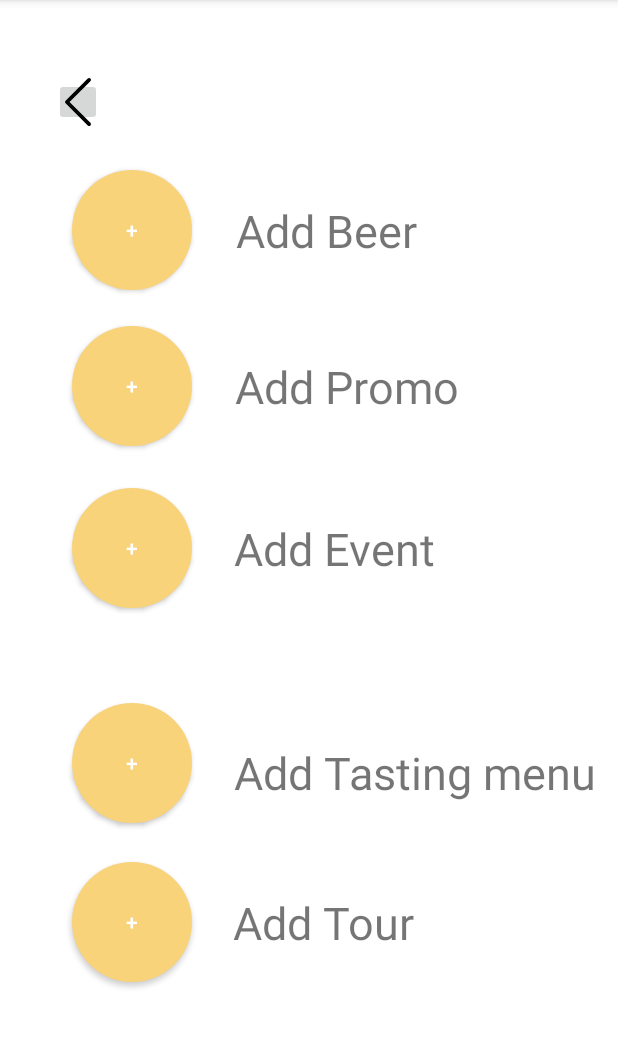
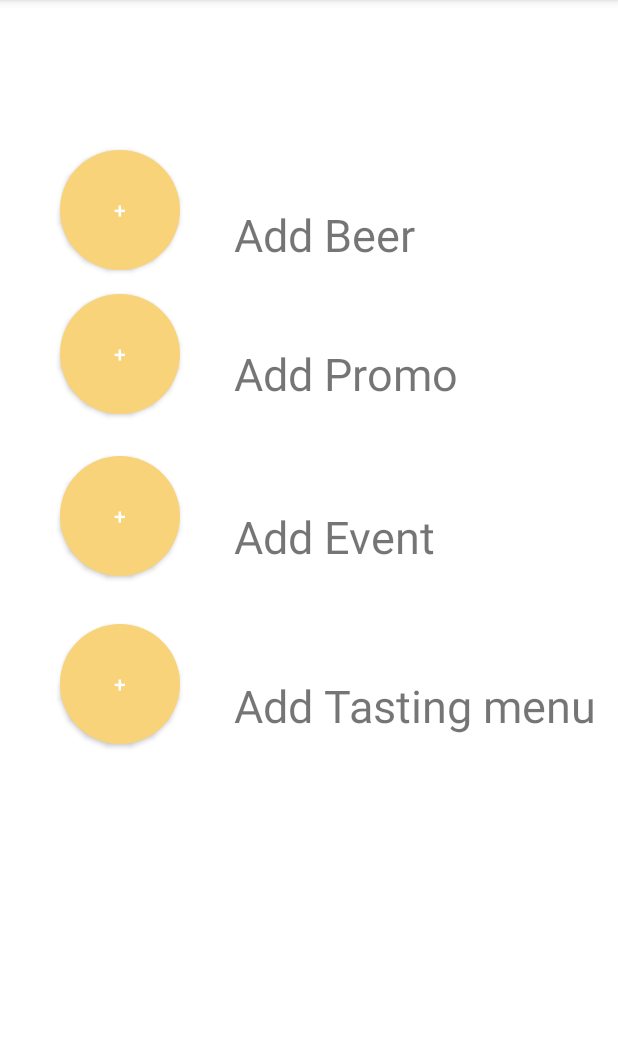
Before and after one commit to AIR-FOI-HR/AIR2001, an Android app: the IzbornikZaDodavanjeActivity screen opened directly, with no data from a screen before it, on a phone screen of 412 x 824 dp, the part 84-1132 px from its top. Run offline under Robolectric (Android 15) with nearby library versions, the phone set to English and light mode, and no system bars.

Commit message:
Ispravljena greška kod izbornika za dodavanje.

```diff
--- a/app/src/main/res/layout/activity_izbornik_za_dodavanje.xml
+++ b/app/src/main/res/layout/activity_izbornik_za_dodavanje.xml
@@ -12,8 +12,8 @@
         android:id="@+id/actionAddBeer"
         android:layout_width="80dp"
         android:layout_height="80dp"
-        android:layout_marginStart="48dp"
-        android:layout_marginTop="113dp"
+        android:layout_marginStart="40dp"
+        android:layout_marginTop="100dp"
         android:background="@drawable/circle_button"
         android:text="+"
         app:layout_constraintStart_toStartOf="parent"
@@ -23,118 +23,77 @@
         android:id="@+id/labelAddPromo"
         android:layout_width="wrap_content"
         android:layout_height="wrap_content"
-        android:layout_marginEnd="106dp"
+        android:layout_marginStart="36dp"
+        android:layout_marginTop="52dp"
         android:text="Add Promo"
         android:textSize="30sp"
-        app:layout_constraintBottom_toBottomOf="@+id/actionAddPromo"
-        app:layout_constraintEnd_toEndOf="parent"
-        app:layout_constraintStart_toStartOf="@+id/labelAddEvent"
-        app:layout_constraintTop_toTopOf="@+id/actionAddPromo" />
-
-    <Button
-        android:id="@+id/actionAddTour"
-        android:layout_width="80dp"
-        android:layout_height="80dp"
-        android:layout_marginBottom="113dp"
-        android:background="@drawable/circle_button"
-        android:text="+"
-        app:layout_constraintBottom_toBottomOf="parent"
-        app:layout_constraintEnd_toEndOf="@+id/actionAddTastingMenu"
-        app:layout_constraintHorizontal_bias="0.0"
-        app:layout_constraintStart_toStartOf="@+id/actionAddTastingMenu" />
+        app:layout_constraintStart_toEndOf="@+id/actionAddPromo"
+        app:layout_constraintTop_toBottomOf="@+id/labelAddBeer" />
 
     <Button
         android:id="@+id/actionAddEvent"
         android:layout_width="80dp"
         android:layout_height="80dp"
+        android:layout_marginStart="40dp"
         android:layout_marginTop="28dp"
         android:background="@drawable/circle_button"
         android:text="+"
-        app:layout_constraintEnd_toEndOf="@+id/actionAddPromo"
-        app:layout_constraintHorizontal_bias="0.0"
-        app:layout_constraintStart_toStartOf="@+id/actionAddPromo"
+        app:layout_constraintStart_toStartOf="parent"
         app:layout_constraintTop_toBottomOf="@+id/actionAddPromo" />
 
     <TextView
-        android:id="@+id/labelAddTour"
+        android:id="@+id/labelAddBeer"
         android:layout_width="wrap_content"
         android:layout_height="wrap_content"
-        android:layout_marginEnd="136dp"
-        android:text="Add Tour"
+        android:layout_marginStart="36dp"
+        android:layout_marginTop="136dp"
+        android:text="Add Beer"
         android:textSize="30sp"
-        app:layout_constraintBottom_toBottomOf="@+id/actionAddTour"
-        app:layout_constraintEnd_toEndOf="parent"
-        app:layout_constraintTop_toTopOf="@+id/actionAddTour" />
+        app:layout_constraintStart_toEndOf="@+id/actionAddBeer"
+        app:layout_constraintTop_toTopOf="parent" />
+
+    <TextView
+        android:id="@+id/labelAddTastingMenu"
+        android:layout_width="wrap_content"
+        android:layout_height="wrap_content"
+        android:layout_marginStart="36dp"
+        android:layout_marginTop="72dp"
+        android:text="Add Tasting menu"
+        android:textSize="30sp"
+        app:layout_constraintStart_toEndOf="@+id/actionAddTastingMenu"
+        app:layout_constraintTop_toBottomOf="@+id/labelAddEvent" />
 
     <Button
         android:id="@+id/actionAddTastingMenu"
         android:layout_width="80dp"
         android:layout_height="80dp"
+        android:layout_marginStart="40dp"
+        android:layout_marginTop="32dp"
         android:background="@drawable/circle_button"
         android:text="+"
-        app:layout_constraintBottom_toBottomOf="@+id/labelAddTastingMenu"
-        app:layout_constraintEnd_toEndOf="@+id/actionAddEvent"
-        app:layout_constraintHorizontal_bias="0.0"
-        app:layout_constraintStart_toStartOf="@+id/actionAddEvent"
-        app:layout_constraintTop_toTopOf="@+id/labelAddTastingMenu"
-        app:layout_constraintVertical_bias="0.675" />
-
-    <TextView
-        android:id="@+id/labelAddBeer"
-        android:layout_width="wrap_content"
-        android:layout_height="wrap_content"
-        android:layout_marginEnd="134dp"
-        android:text="Add Beer"
-        android:textSize="30sp"
-        app:layout_constraintBottom_toBottomOf="@+id/actionAddBeer"
-        app:layout_constraintEnd_toEndOf="parent"
-        app:layout_constraintStart_toStartOf="@+id/labelAddPromo"
-        app:layout_constraintTop_toTopOf="@+id/actionAddBeer" />
-
-    <TextView
-        android:id="@+id/labelAddTastingMenu"
-        android:layout_width="wrap_content"
-        android:layout_height="wrap_content"
-        android:layout_marginEnd="14dp"
-        android:layout_marginBottom="59dp"
-        android:text="Add Tasting menu"
-        android:textSize="30sp"
-        app:layout_constraintBottom_toTopOf="@+id/labelAddTour"
-        app:layout_constraintEnd_toEndOf="parent"
-        app:layout_constraintStart_toStartOf="@+id/labelAddTour" />
-
-    <ImageButton
-        android:id="@+id/actionBack"
-        android:layout_width="32dp"
-        android:layout_height="32dp"
-        android:layout_marginStart="36dp"
-        android:layout_marginTop="52dp"
         app:layout_constraintStart_toStartOf="parent"
-        app:layout_constraintTop_toTopOf="parent"
-        app:srcCompat="@drawable/ic_left_arrow_icon" />
+        app:layout_constraintTop_toBottomOf="@+id/actionAddEvent" />
 
     <TextView
         android:id="@+id/labelAddEvent"
         android:layout_width="wrap_content"
         android:layout_height="wrap_content"
-        android:layout_marginEnd="122dp"
+        android:layout_marginStart="36dp"
+        android:layout_marginTop="68dp"
         android:text="Add Event"
         android:textSize="30sp"
-        app:layout_constraintBottom_toBottomOf="@+id/actionAddEvent"
-        app:layout_constraintEnd_toEndOf="parent"
-        app:layout_constraintStart_toStartOf="@+id/labelAddTastingMenu"
-        app:layout_constraintTop_toTopOf="@+id/actionAddEvent" />
+        app:layout_constraintStart_toEndOf="@+id/actionAddEvent"
+        app:layout_constraintTop_toBottomOf="@+id/labelAddPromo" />
 
     <Button
         android:id="@+id/actionAddPromo"
         android:layout_width="80dp"
         android:layout_height="80dp"
-        android:layout_marginTop="24dp"
+        android:layout_marginStart="40dp"
+        android:layout_marginTop="16dp"
         android:background="@drawable/circle_button"
         android:text="+"
-        app:layout_constraintEnd_toEndOf="@+id/actionAddBeer"
-        app:layout_constraintHorizontal_bias="1.0"
-        app:layout_constraintStart_toStartOf="@+id/actionAddBeer"
+        app:layout_constraintStart_toStartOf="parent"
         app:layout_constraintTop_toBottomOf="@+id/actionAddBeer" />
 
 
```
